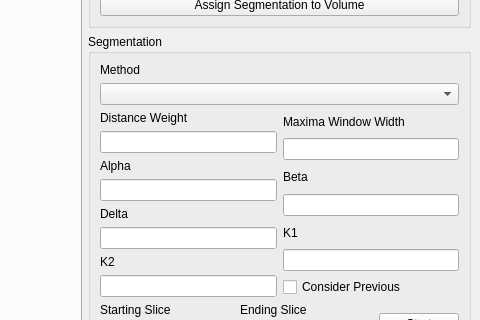
SuperOptimizer/villa, file volume-cartographer/apps/VC/VCMain.ui: the form before one commit; both pictures show x 310 to 790 and y 370 to 690 of the 790 by 820 pixel window.
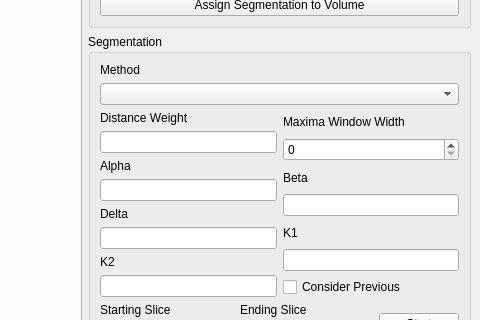
The form after the commit.

```diff
--- a/volume-cartographer/apps/VC/VCMain.ui
+++ b/volume-cartographer/apps/VC/VCMain.ui
@@ -251,7 +251,7 @@
               </widget>
              </item>
              <item>
-              <widget class="QLineEdit" name="edtWindowWidthVal"/>
+              <widget class="QSpinBox" name="edtWindowWidthVal"/>
              </item>
              <item>
               <widget class="QLabel" name="label_2">
```
